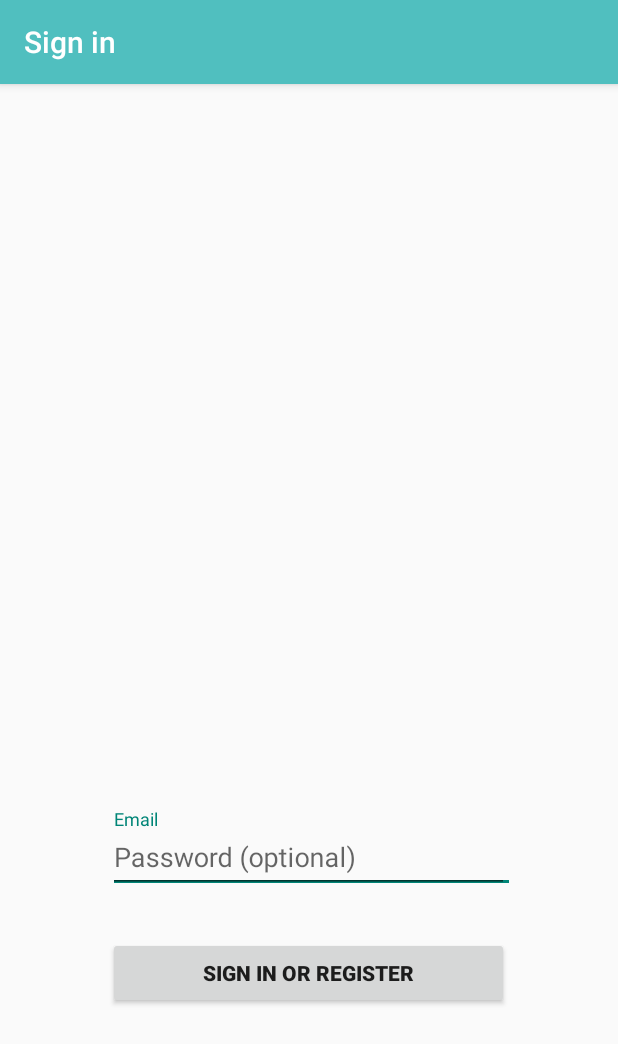
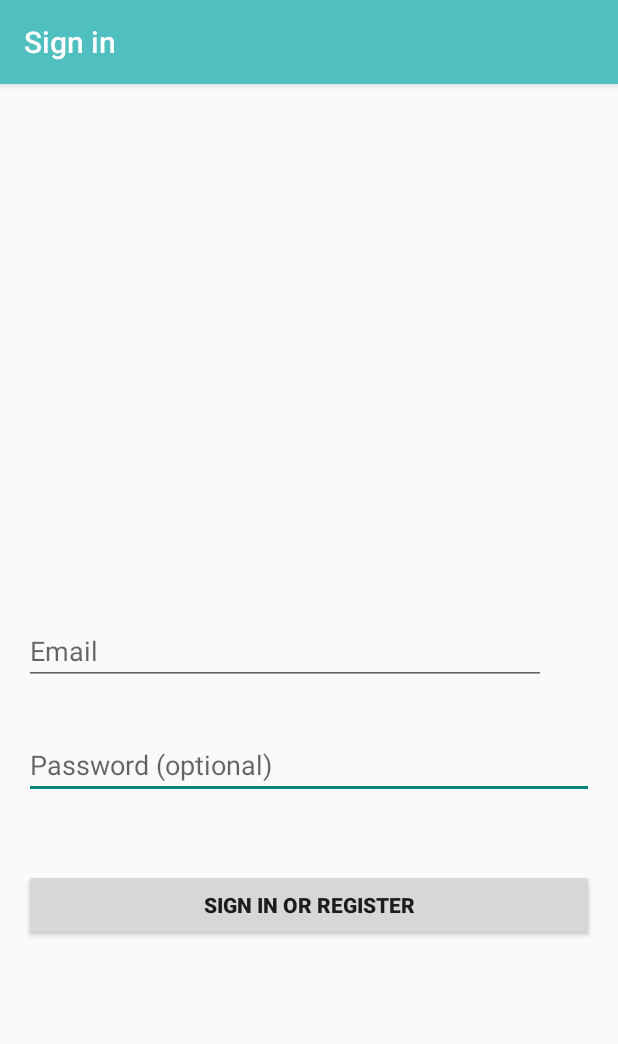
Before and after one commit to GeorgeChase/BudgetPlanner, an Android app: the screen it shows after launch (MainLogin), on a phone screen of 412 x 824 dp. Shown: the top 1044 px of the screen. Run offline under Robolectric (Android 15) with nearby library versions, the phone set to English and light mode, and no system bars; 2 statements that could not run were skipped.

Commit message:
MainLogin layout

```diff
--- a/app/src/main/res/layout/activity_main_login.xml
+++ b/app/src/main/res/layout/activity_main_login.xml
@@ -24,8 +24,7 @@
         android:layout_width="267dp"
         android:layout_height="167dp"
         android:layout_alignParentBottom="true"
-        android:layout_centerHorizontal="true"
-        android:layout_marginBottom="101dp">
+        android:layout_centerHorizontal="true">
 
         <RelativeLayout
             android:id="@+id/email_login_form"
@@ -38,27 +37,27 @@
                 android:layout_width="match_parent"
                 android:layout_height="wrap_content">
 
-                <AutoCompleteTextView
-                    android:id="@+id/email"
-                    style="@style/Widget.AppCompat.AutoCompleteTextView"
-                    android:layout_width="348dp"
-                    android:layout_height="wrap_content"
-                    android:hint="@string/prompt_email"
-                    android:inputType="textEmailAddress"
-                    android:maxLines="1"
-                    android:singleLine="true" />
-
             </android.support.design.widget.TextInputLayout>
 
             <android.support.design.widget.TextInputLayout
                 android:layout_width="match_parent"
                 android:layout_height="wrap_content">
 
+            </android.support.design.widget.TextInputLayout>
+
+        </RelativeLayout>
+
+    </ScrollView>
+
     <EditText
         android:id="@+id/password"
         style="@style/Widget.AppCompat.AutoCompleteTextView"
         android:layout_width="match_parent"
         android:layout_height="wrap_content"
+        android:layout_above="@+id/login_form"
+        android:layout_alignLeft="@+id/email"
+        android:layout_alignStart="@+id/email"
+        android:layout_marginBottom="108dp"
         android:hint="@string/prompt_password"
         android:imeActionId="6"
         android:imeActionLabel="@string/action_sign_in_short"
@@ -67,19 +66,27 @@
         android:maxLines="1"
         android:singleLine="true" />
 
-            </android.support.design.widget.TextInputLayout>
+    <AutoCompleteTextView
+        android:id="@+id/email"
+        style="@style/Widget.AppCompat.AutoCompleteTextView"
+        android:layout_width="348dp"
+        android:layout_height="wrap_content"
+        android:layout_alignBottom="@+id/password"
+        android:layout_alignParentLeft="true"
+        android:layout_alignParentStart="true"
+        android:layout_marginBottom="76dp"
+        android:hint="@string/prompt_email"
+        android:inputType="textEmailAddress"
+        android:maxLines="1"
+        android:singleLine="true" />
 
     <Button
         android:id="@+id/email_sign_in_button"
         android:layout_width="match_parent"
         android:layout_height="wrap_content"
-                android:layout_alignParentLeft="true"
-                android:layout_alignParentStart="true"
-                android:layout_below="@+id/textInputLayout"
-                android:layout_marginTop="29dp"
+        android:layout_above="@+id/login_form"
+        android:layout_centerHorizontal="true"
+        android:layout_marginBottom="13dp"
         android:text="@string/action_sign_in"
         android:textStyle="bold" />
-
 </RelativeLayout>
-    </ScrollView>
-</RelativeLayout>
```
Lines whose indentation alone changed are shown as unchanged.
